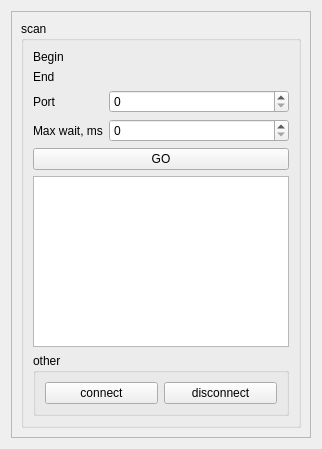
Qt form Qt/my_programm/Check_Network/src/check_network_mainbox/src/ui/check_network_mainbox.ui (RinatB2017/mega_GIT) before a commit.
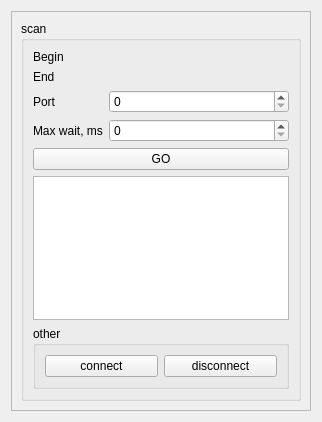
The same form after that commit. Custom widgets are drawn as their Qt base class.

```diff
--- a/Qt/my_programm/Check_Network/src/check_network_mainbox/src/ui/check_network_mainbox.ui
+++ b/Qt/my_programm/Check_Network/src/check_network_mainbox/src/ui/check_network_mainbox.ui
@@ -7,7 +7,7 @@
     <x>0</x>
     <y>0</y>
     <width>308</width>
-    <height>449</height>
+    <height>422</height>
    </rect>
   </property>
   <property name="windowTitle">
```
Left out of the diff: 8 changed lines with no effect on the pictures.
